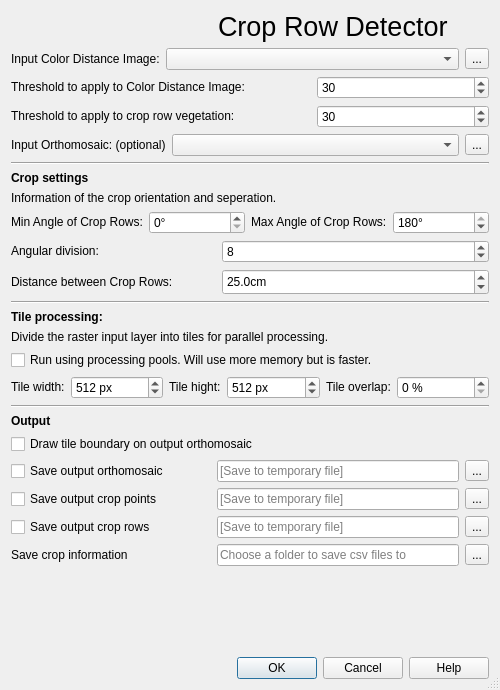
Above: src/sdu_agro_tools/crop_row_detector/crop_row_toolbar_dialog.ui from SDU-UAS-Center/sdu-agro-tools before the change. Below: the same form after it.
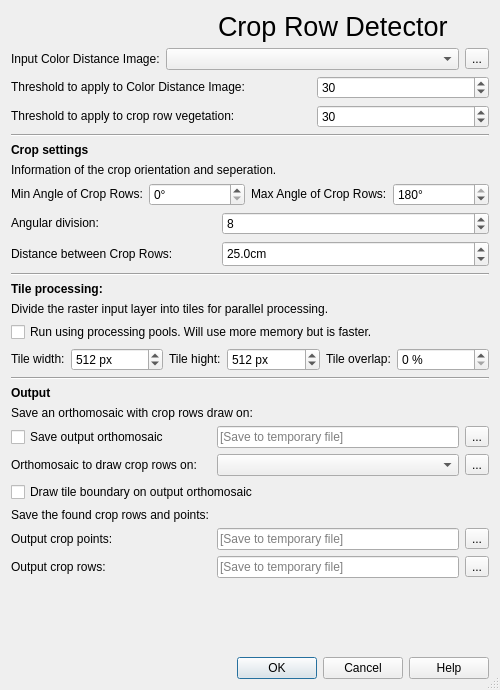
That is the form after the change. Custom widgets are drawn as their Qt base class.

Commit message: feat: update crop row detector dialog to match the new processing algo

The edit to the form file:
```diff
--- a/src/sdu_agro_tools/crop_row_detector/crop_row_toolbar_dialog.ui
+++ b/src/sdu_agro_tools/crop_row_detector/crop_row_toolbar_dialog.ui
@@ -234,36 +234,6 @@
      </item>
     </layout>
    </item>
-   <item>
-    <layout class="QHBoxLayout" name="horizontalLayout_5">
-     <item>
-      <widget class="QLabel" name="input_label_ortho">
-       <property name="sizePolicy">
-        <sizepolicy hsizetype="Fixed" vsizetype="Fixed">
-         <horstretch>0</horstretch>
-         <verstretch>0</verstretch>
-        </sizepolicy>
-       </property>
-       <property name="toolTip">
-        <string>Orthomosaic on which to draw found crop-rows.</string>
-       </property>
-       <property name="text">
-        <string>Input Orthomosaic: (optional)</string>
-       </property>
-      </widget>
-     </item>
-     <item>
-      <widget class="QgsMapLayerComboBox" name="input_file_ortho_map_layer_combo_box"/>
-     </item>
-     <item>
-      <widget class="QToolButton" name="input_file_ortho_button">
-       <property name="text">
-        <string>...</string>
-       </property>
-      </widget>
-     </item>
-    </layout>
-   </item>
    <item>
     <widget class="Line" name="input_ref_line">
      <property name="orientation">
@@ -781,24 +751,9 @@
     </widget>
    </item>
    <item>
-    <widget class="QCheckBox" name="tile_boundary_checkbox">
-     <property name="sizePolicy">
-      <sizepolicy hsizetype="Preferred" vsizetype="Fixed">
-       <horstretch>0</horstretch>
-       <verstretch>0</verstretch>
-      </sizepolicy>
-     </property>
-     <property name="toolTip">
-      <string>Enable to draw tile boundary on the output.</string>
-     </property>
-     <property name="layoutDirection">
-      <enum>Qt::LeftToRight</enum>
-     </property>
+    <widget class="QLabel" name="output_ortho_label">
      <property name="text">
-      <string>Draw tile boundary on output orthomosaic</string>
-     </property>
-     <property name="checked">
-      <bool>false</bool>
+      <string>Save an orthomosaic with crop rows draw on:</string>
      </property>
     </widget>
    </item>
@@ -851,16 +806,75 @@
      </item>
     </layout>
    </item>
+   <item>
+    <layout class="QHBoxLayout" name="horizontalLayout_5">
+     <item>
+      <widget class="QLabel" name="input_label_ortho">
+       <property name="sizePolicy">
+        <sizepolicy hsizetype="Fixed" vsizetype="Fixed">
+         <horstretch>0</horstretch>
+         <verstretch>0</verstretch>
+        </sizepolicy>
+       </property>
+       <property name="minimumSize">
+        <size>
+         <width>200</width>
+         <height>0</height>
+        </size>
+       </property>
+       <property name="toolTip">
+        <string>Only needed if save output orthomosaic. On this orthomosaic the crop rows are drawn.</string>
+       </property>
+       <property name="text">
+        <string>Orthomosaic to draw crop rows on: </string>
+       </property>
+      </widget>
+     </item>
+     <item>
+      <widget class="QgsMapLayerComboBox" name="input_file_ortho_map_layer_combo_box"/>
+     </item>
+     <item>
+      <widget class="QToolButton" name="input_file_ortho_button">
+       <property name="text">
+        <string>...</string>
+       </property>
+      </widget>
+     </item>
+    </layout>
+   </item>
+   <item>
+    <widget class="QCheckBox" name="tile_boundary_checkbox">
+     <property name="sizePolicy">
+      <sizepolicy hsizetype="Preferred" vsizetype="Fixed">
+       <horstretch>0</horstretch>
+       <verstretch>0</verstretch>
+      </sizepolicy>
+     </property>
+     <property name="toolTip">
+      <string>Enable to draw tile boundary on the output.</string>
+     </property>
+     <property name="layoutDirection">
+      <enum>Qt::LeftToRight</enum>
+     </property>
+     <property name="text">
+      <string>Draw tile boundary on output orthomosaic</string>
+     </property>
+     <property name="checked">
+      <bool>false</bool>
+     </property>
+    </widget>
+   </item>
+   <item>
+    <widget class="QLabel" name="output_rows_and_point_label">
+     <property name="text">
+      <string>Save the found crop rows and points:</string>
+     </property>
+    </widget>
+   </item>
    <item>
     <layout class="QHBoxLayout" name="horizontalLayout_11">
      <item>
-      <widget class="QCheckBox" name="output_crop_points_checkbox">
-       <property name="sizePolicy">
-        <sizepolicy hsizetype="Minimum" vsizetype="Fixed">
-         <horstretch>0</horstretch>
-         <verstretch>0</verstretch>
-        </sizepolicy>
-       </property>
+      <widget class="QLabel" name="output_crop_points_label">
        <property name="minimumSize">
         <size>
          <width>200</width>
@@ -868,16 +882,10 @@
         </size>
        </property>
        <property name="toolTip">
-        <string>Save crops as points in pgkg format.</string>
-       </property>
-       <property name="layoutDirection">
-        <enum>Qt::LeftToRight</enum>
+        <string>Save points in rows with vegetation</string>
        </property>
        <property name="text">
-        <string>Save output crop points</string>
-       </property>
-       <property name="checked">
-        <bool>false</bool>
+        <string>Output crop points: </string>
        </property>
       </widget>
      </item>
@@ -903,13 +911,7 @@
    <item>
     <layout class="QHBoxLayout" name="horizontalLayout_12">
      <item>
-      <widget class="QCheckBox" name="output_crop_rows_checkbox">
-       <property name="sizePolicy">
-        <sizepolicy hsizetype="Minimum" vsizetype="Fixed">
-         <horstretch>0</horstretch>
-         <verstretch>0</verstretch>
-        </sizepolicy>
-       </property>
+      <widget class="QLabel" name="output_crop_row_label">
        <property name="minimumSize">
         <size>
          <width>200</width>
@@ -917,16 +919,10 @@
         </size>
        </property>
        <property name="toolTip">
-        <string>Save crops rows as lines in pgkg format.</string>
-       </property>
-       <property name="layoutDirection">
-        <enum>Qt::LeftToRight</enum>
+        <string>Save crop rows from all tiles</string>
        </property>
        <property name="text">
-        <string>Save output crop rows</string>
-       </property>
-       <property name="checked">
-        <bool>false</bool>
+        <string>Output crop rows: </string>
        </property>
       </widget>
      </item>
@@ -949,49 +945,6 @@
      </item>
     </layout>
    </item>
-   <item>
-    <layout class="QHBoxLayout" name="horizontalLayout_13">
-     <item>
-      <widget class="QLabel" name="output_crop_folder_label">
-       <property name="sizePolicy">
-        <sizepolicy hsizetype="Minimum" vsizetype="Fixed">
-         <horstretch>0</horstretch>
-         <verstretch>0</verstretch>
-        </sizepolicy>
-       </property>
-       <property name="minimumSize">
-        <size>
-         <width>200</width>
-         <height>0</height>
-        </size>
-       </property>
-       <property name="toolTip">
-        <string>Output folder where all crop row information is saved as csv files.</string>
-       </property>
-       <property name="text">
-        <string>Save crop information</string>
-       </property>
-      </widget>
-     </item>
-     <item>
-      <widget class="QLineEdit" name="output_crop_folder_line_edit">
-       <property name="placeholderText">
-        <string>Choose a folder to save csv files to</string>
-       </property>
-       <property name="clearButtonEnabled">
-        <bool>true</bool>
-       </property>
-      </widget>
-     </item>
-     <item>
-      <widget class="QToolButton" name="output_crop_folder_button">
-       <property name="text">
-        <string>...</string>
-       </property>
-      </widget>
-     </item>
-    </layout>
-   </item>
    <item>
     <spacer name="verticalSpacer">
      <property name="orientation">
```
The commit also changes 1 other file.
